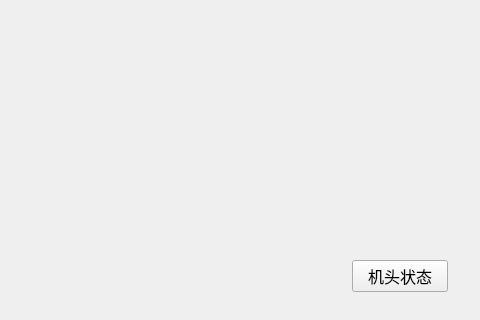
Above: Debugger/operate.ui from RoundBridge/Qt before the change; both pictures show x 800 to 1280 and y 400 to 720 of the 1280 by 720 pixel window. Below: the same form after it.
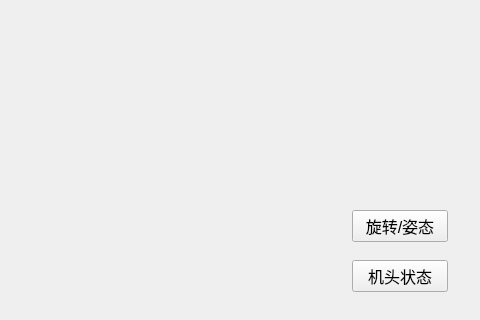
That is the form after the change.

Commit message: 保存 joint ui 设计

What changed in the file:
```diff
--- a/Debugger/operate.ui
+++ b/Debugger/operate.ui
@@ -265,6 +265,25 @@
     <string>全速剥皮</string>
    </property>
   </widget>
+  <widget class="QPushButton" name="joint_oprate">
+   <property name="geometry">
+    <rect>
+     <x>1152</x>
+     <y>610</y>
+     <width>96</width>
+     <height>32</height>
+    </rect>
+   </property>
+   <property name="font">
+    <font>
+     <pointsize>12</pointsize>
+     <bold>false</bold>
+    </font>
+   </property>
+   <property name="text">
+    <string>旋转/姿态</string>
+   </property>
+  </widget>
  </widget>
  <resources/>
  <connections/>
```
The commit also changes 8 other files.
